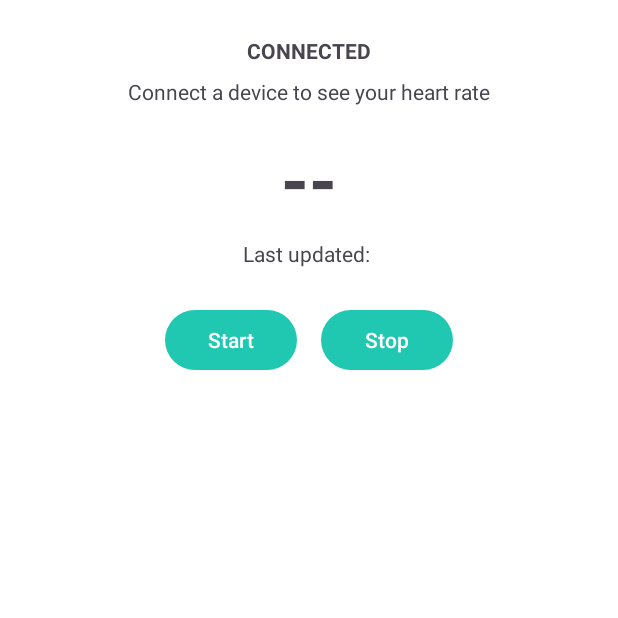
After one commit to Pawan-Gupta79/COEN-390-Recovery-Coach, an Android app: the fragment LiveHeartRateFragment shown on its own in the app's theme, on a phone screen of 412 x 824 dp, the top half of it. The commit adds this screen. Run offline under Robolectric (Android 15) with nearby library versions, the phone set to English and light mode, and no system bars.

Commit message:
UI-04.1: Added HR ViewModel, BLE seam, error mapping, and test host screen

```diff
--- /dev/null
+++ b/app/src/main/java/com/team11/smartgym/hr/data/BleManager.java
@@ -0,0 +1,33 @@
+package com.team11.smartgym.hr.data;
+
+public interface BleManager {
+
+    interface OnHeartRateListener {
+        void onHeartRate(int bpm);
+    }
+
+    interface OnErrorListener {
+        void onError(Throwable error);
+    }
+
+    interface OnConnectionChangedListener {
+        void onConnected();
+        void onDisconnected();
+    }
+
+    // --- Connection control ---
+    void connect();
+    void disconnect();
+
+    // --- Heart-rate notifications ---
+    void startHeartRate();
+    void stopHeartRate();
+
+    // --- State ---
+    boolean isConnected();
+
+    // --- Listeners ---
+    void setHeartRateListener(OnHeartRateListener l);
+    void setErrorListener(OnErrorListener l);
+    void setConnectionListener(OnConnectionChangedListener l);
+}
--- /dev/null
+++ b/app/src/main/java/com/team11/smartgym/hr/data/StubBleManager.java
@@ -0,0 +1,76 @@
+package com.team11.smartgym.hr.data;
+
+import android.os.Handler;
+import android.os.Looper;
+
+import java.util.Random;
+
+/**
+ * TEMP implementation to keep the app compiling and to drive the UI/ViewModel.
+ * Simulates connection, heart-rate ticks, rare transient errors, and disconnects.
+ * Replace with the real BLE implementation later.
+ */
+public class StubBleManager implements BleManager {
+
+    private final Handler handler = new Handler(Looper.getMainLooper());
+    private final Random random = new Random();
+
+    private OnHeartRateListener hrListener;
+    private OnErrorListener errorListener;
+    private OnConnectionChangedListener connectionListener;
+
+    private boolean connected = false;
+    private boolean streaming = false;
+
+    private final Runnable hrTicker = new Runnable() {
+        @Override public void run() {
+            if (connected && streaming && hrListener != null) {
+                int bpm = 60 + random.nextInt(80); // 60..139
+                hrListener.onHeartRate(bpm);
+
+                // Simulate a rare transient error
+                if (random.nextInt(120) == 0 && errorListener != null) {
+                    errorListener.onError(new RuntimeException("Simulated GATT timeout"));
+                }
+            }
+            if (connected && streaming) {
+                handler.postDelayed(this, 1000); // 1 Hz updates
+            }
+        }
+    };
+
+    @Override public void connect() {
+        // Simulate async connection after 700ms
+        handler.postDelayed(() -> {
+            connected = true;
+            if (connectionListener != null) connectionListener.onConnected();
+        }, 700);
+    }
+
+    @Override public void disconnect() {
+        boolean wasConnected = connected;
+        connected = false;
+        streaming = false;
+        handler.removeCallbacks(hrTicker);
+        if (wasConnected && connectionListener != null) connectionListener.onDisconnected();
+    }
+
+    @Override public void startHeartRate() {
+        if (!connected || streaming) return;
+        streaming = true;
+        handler.post(hrTicker);
+    }
+
+    @Override public void stopHeartRate() {
+        streaming = false;
+        handler.removeCallbacks(hrTicker);
+    }
+
+    @Override public boolean isConnected() {
+        return connected;
+    }
+
+    @Override public void setHeartRateListener(OnHeartRateListener l) { this.hrListener = l; }
+    @Override public void setErrorListener(OnErrorListener l) { this.errorListener = l; }
+    @Override public void setConnectionListener(OnConnectionChangedListener l) { this.connectionListener = l; }
+}
--- /dev/null
+++ b/app/src/main/java/com/team11/smartgym/hr/domain/ConnectionState.java
@@ -0,0 +1,8 @@
+package com.team11.smartgym.hr.domain;
+
+public enum ConnectionState {
+    CONNECTING,
+    CONNECTED,
+    DISCONNECTED,
+    ERROR
+}
--- /dev/null
+++ b/app/src/main/java/com/team11/smartgym/hr/ui/livehr/HeartRateViewModel.java
@@ -0,0 +1,82 @@
+package com.team11.smartgym.hr.ui.livehr;
+
+import androidx.lifecycle.LiveData;
+import androidx.lifecycle.MutableLiveData;
+import androidx.lifecycle.ViewModel;
+
+import com.team11.smartgym.hr.data.BleManager;
+import com.team11.smartgym.hr.data.StubBleManager; // swap to real manager later
+import com.team11.smartgym.hr.domain.ConnectionState;
+import com.team11.smartgym.hr.util.ErrorMapper;
+import com.team11.smartgym.hr.util.Event;
+import com.team11.smartgym.hr.util.UiError;
+
+import java.text.SimpleDateFormat;
+import java.util.Date;
+import java.util.Locale;
+
+/**
+ * ViewModel that:
+ * - Listens for heart-rate values and updates BPM + lastUpdated
+ * - Emits UiError events when BLE reports errors
+ * - Keeps a ConnectionState for the UI to react to
+ */
+public class HeartRateViewModel extends ViewModel {
+
+    private final BleManager ble;
+
+    private final MutableLiveData<Integer> bpm = new MutableLiveData<>(null);
+    private final MutableLiveData<String> lastUpdated = new MutableLiveData<>("");
+    private final MutableLiveData<ConnectionState> connection =
+            new MutableLiveData<>(ConnectionState.DISCONNECTED);
+    private final Event<UiError> uiError = new Event<>();
+
+    private final SimpleDateFormat timeFmt = new SimpleDateFormat("HH:mm:ss", Locale.getDefault());
+
+    /** Default constructor uses the stub to keep things compiling/runnable. */
+    public HeartRateViewModel() {
+        this(new StubBleManager());
+    }
+
+    /** If you later inject a real BleManager, use this constructor. */
+    public HeartRateViewModel(BleManager manager) {
+        this.ble = (manager != null) ? manager : new StubBleManager();
+        attachCallbacks();
+    }
+
+    private void attachCallbacks() {
+        ble.setConnectionListener(new BleManager.OnConnectionChangedListener() {
+            @Override public void onConnected() { connection.postValue(ConnectionState.CONNECTED); }
+            @Override public void onDisconnected() { connection.postValue(ConnectionState.DISCONNECTED); }
+        });
+
+        ble.setHeartRateListener(value -> {
+            bpm.postValue(value);
+            lastUpdated.postValue(timeFmt.format(new Date()));
+            connection.postValue(ConnectionState.CONNECTED);
+        });
+
+        ble.setErrorListener(error -> {
+            connection.postValue(ConnectionState.ERROR);
+            uiError.emit(ErrorMapper.from(error));
+        });
+    }
+
+    public LiveData<Integer> bpm() { return bpm; }
+    public LiveData<String> lastUpdated() { return lastUpdated; }
+    public LiveData<ConnectionState> connection() { return connection; }
+    public Event<UiError> uiError() { return uiError; }
+
+    /** Call from Fragment.onResume() */
+    public void start() {
+        connection.setValue(ConnectionState.CONNECTING);
+        ble.connect();
+        ble.startHeartRate();
+    }
+
+    /** Call from Fragment.onPause() */
+    public void stop() {
+        ble.stopHeartRate();
+        ble.disconnect();
+    }
+}
--- /dev/null
+++ b/app/src/main/java/com/team11/smartgym/hr/ui/livehr/LiveHeartRateFragment.java
@@ -0,0 +1,99 @@
+package com.team11.smartgym.hr.ui.livehr;
+
+import android.os.Bundle;
+import android.view.LayoutInflater;
+import android.view.View;
+import android.view.ViewGroup;
+import android.widget.Button;
+import android.widget.TextView;
+
+import androidx.annotation.NonNull;
+import androidx.annotation.Nullable;
+import androidx.fragment.app.Fragment;
+import androidx.lifecycle.ViewModelProvider;
+
+import com.google.android.material.snackbar.Snackbar;
+import com.team11.smartgym.R;
+import com.team11.smartgym.hr.domain.ConnectionState;
+import com.team11.smartgym.hr.util.UiError;
+
+public class LiveHeartRateFragment extends Fragment {
+
+    private HeartRateViewModel vm;
+
+    private TextView tvBpm;
+    private TextView tvUpdated;
+    private TextView tvState;
+    private View emptyBox;
+    private Button btnStart;
+    private Button btnStop;
+
+    @Nullable
+    @Override
+    public View onCreateView(
+            @NonNull LayoutInflater inflater,
+            @Nullable ViewGroup container,
+            @Nullable Bundle savedInstanceState
+    ) {
+        return inflater.inflate(R.layout.fragment_live_hr, container, false);
+    }
+
+    @Override
+    public void onViewCreated(@NonNull View v, @Nullable Bundle savedInstanceState) {
+        super.onViewCreated(v, savedInstanceState);
+
+        tvBpm    = v.findViewById(R.id.tvBpm);
+        tvUpdated= v.findViewById(R.id.tvUpdated);
+        tvState  = v.findViewById(R.id.tvState);
+        emptyBox = v.findViewById(R.id.emptyBox);
+        btnStart = v.findViewById(R.id.btnStart);
+        btnStop  = v.findViewById(R.id.btnStop);
+
+        vm = new ViewModelProvider(this).get(HeartRateViewModel.class);
+
+        btnStart.setOnClickListener(_v -> vm.start());
+        btnStop.setOnClickListener(_v -> vm.stop());
+
+        vm.bpm().observe(getViewLifecycleOwner(), bpm -> {
+            boolean hasData = (bpm != null);
+            tvBpm.setText(hasData ? String.valueOf(bpm) : "--");
+            emptyBox.setVisibility(hasData ? View.GONE : View.VISIBLE);
+        });
+
+        vm.lastUpdated().observe(getViewLifecycleOwner(), ts -> {
+            tvUpdated.setText(ts == null ? "" : getString(R.string.last_updated, ts));
+        });
+
+        vm.connection().observe(getViewLifecycleOwner(), state -> {
+            tvState.setText(state == null ? "" : state.name());
+            btnStart.setEnabled(state != ConnectionState.CONNECTING);
+        });
+
+        vm.uiError().observe(getViewLifecycleOwner(), this::showMessage);
+    }
+
+    private void showMessage(UiError err) {
+        if (getView() == null || err == null) return;
+        if (err.isBlocking) {
+            new androidx.appcompat.app.AlertDialog.Builder(requireContext())
+                    .setMessage(err.message)
+                    .setPositiveButton(R.string.ok, null)
+                    .show();
+        } else {
+            Snackbar.make(getView(), err.message, Snackbar.LENGTH_LONG)
+                    .setAction(err.action, _v -> vm.start())
+                    .show();
+        }
+    }
+
+    @Override public void onResume() {
+        super.onResume();
+        // Optional: auto-start when visible. You can comment this out if you want manual control.
+        vm.start();
+    }
+
+    @Override public void onPause() {
+        super.onPause();
+        vm.stop();
+    }
+}
--- /dev/null
+++ b/app/src/main/java/com/team11/smartgym/hr/util/Event.java
@@ -0,0 +1,30 @@
+package com.team11.smartgym.hr.util;
+
+import androidx.annotation.MainThread;
+import androidx.lifecycle.LifecycleOwner;
+import androidx.lifecycle.MutableLiveData;
+import androidx.lifecycle.Observer;
+
+import java.util.concurrent.atomic.AtomicBoolean;
+
+/**
+ * Lifecycle-aware event holder: each posted value is delivered once.
+ */
+public class Event<T> extends MutableLiveData<T> {
+    private final AtomicBoolean pending = new AtomicBoolean(false);
+
+    @MainThread
+    public void observe(LifecycleOwner owner, final Observer<? super T> observer) {
+        super.observe(owner, t -> {
+            if (pending.compareAndSet(true, false)) {
+                observer.onChanged(t);
+            }
+        });
+    }
+
+    @MainThread
+    public void emit(T t) {
+        pending.set(true);
+        setValue(t);
+    }
+}
--- /dev/null
+++ b/app/src/main/res/layout/activity_live_hr_host.xml
@@ -0,0 +1,5 @@
+<?xml version="1.0" encoding="utf-8"?>
+<FrameLayout xmlns:android="http://schemas.android.com/apk/res/android"
+    android:id="@+id/container"
+    android:layout_width="match_parent"
+    android:layout_height="match_parent" />
--- /dev/null
+++ b/app/src/main/res/layout/fragment_live_hr.xml
@@ -0,0 +1,71 @@
+<?xml version="1.0" encoding="utf-8"?>
+<ScrollView xmlns:android="http://schemas.android.com/apk/res/android"
+    android:layout_width="match_parent"
+    android:layout_height="match_parent">
+
+    <LinearLayout
+        android:orientation="vertical"
+        android:padding="24dp"
+        android:gravity="center_horizontal"
+        android:layout_width="match_parent"
+        android:layout_height="wrap_content">
+
+        <TextView
+            android:id="@+id/tvState"
+            android:text="DISCONNECTED"
+            android:textStyle="bold"
+            android:layout_marginBottom="8dp"
+            android:layout_width="wrap_content"
+            android:layout_height="wrap_content" />
+
+        <!-- Empty state box -->
+        <TextView
+            android:id="@+id/emptyBox"
+            android:text="@string/hr_empty_state"
+            android:layout_marginBottom="16dp"
+            android:layout_width="wrap_content"
+            android:layout_height="wrap_content" />
+
+        <!-- BPM -->
+        <TextView
+            android:id="@+id/tvBpm"
+            android:text="--"
+            android:textStyle="bold"
+            android:textSize="48sp"
+            android:layout_width="wrap_content"
+            android:layout_height="wrap_content" />
+
+        <!-- Last updated -->
+        <TextView
+            android:id="@+id/tvUpdated"
+            android:text=""
+            android:layout_marginTop="8dp"
+            android:layout_width="wrap_content"
+            android:layout_height="wrap_content" />
+
+        <!-- Controls (for testing) -->
+        <LinearLayout
+            android:orientation="horizontal"
+            android:layout_marginTop="24dp"
+            android:layout_width="wrap_content"
+            android:layout_height="wrap_content">
+
+            <Button
+                android:id="@+id/btnStart"
+                android:text="@string/start"
+                android:layout_width="wrap_content"
+                android:layout_height="wrap_content" />
+
+            <Space
+                android:layout_width="16dp"
+                android:layout_height="1dp" />
+
+            <Button
+                android:id="@+id/btnStop"
+                android:text="@string/stop"
+                android:layout_width="wrap_content"
+                android:layout_height="wrap_content" />
+        </LinearLayout>
+
+    </LinearLayout>
+</ScrollView>
--- a/app/src/main/res/values/strings.xml
+++ b/app/src/main/res/values/strings.xml
@@ -75,4 +75,13 @@
     <string name="need_connection_snackbar">Connect a device to start a workout</string>
     <string name="tap_connect_to_begin">Tap Connect to begin</string>
     <string name="must_connect_to_start">Please connect to a device to start a workout.</string>
+
+    <!-- UI-04: Live Heart Rate -->
+    <string name="hr_empty_state">Connect a device to see your heart rate</string>
+    <string name="last_updated">Last updated: %1$s</string>
+    <string name="ok">OK</string>
+    <string name="title_live_hr">Live Heart Rate</string>
+
+    <!-- Needed by fragment_live_hr.xml -->
+    <string name="start">Start</string>
 </resources>
```
Also changed, not shown: app/src/main/java/com/team11/smartgym/hr/ui/livehr/LiveHeartRateHostActivity.java (added, +25 -0 lines), app/src/main/java/com/team11/smartgym/hr/util/ErrorMapper.java (added, +45 -0 lines), app/src/main/java/com/team11/smartgym/hr/util/UiError.java (added, +13 -0 lines).
